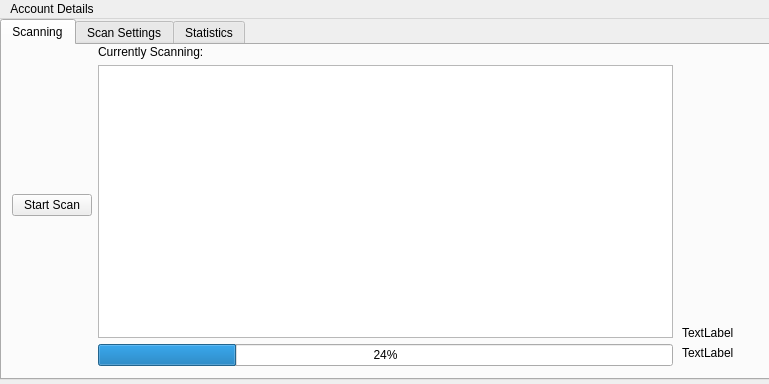
Before: the Qt Designer form mainwindow.ui in aleksandar-yordanov/aleksNEA_AV, drawn with Qt 5.
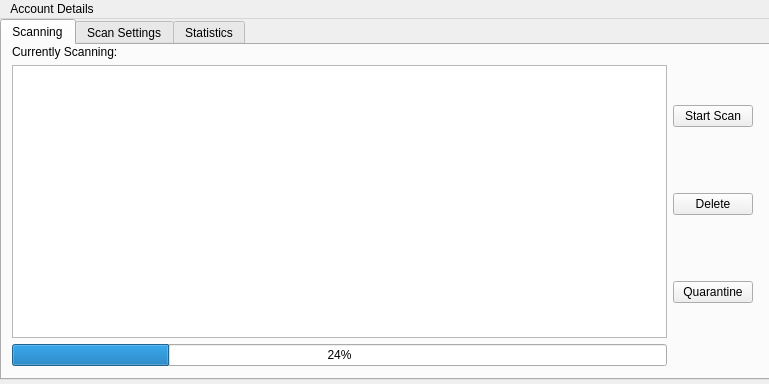
After: the same form once the commit is applied. The open tabs and pages were chosen to show the change. Custom widgets are drawn as their Qt base class.

The edit to the form file:
```diff
--- a/mainwindow.ui
+++ b/mainwindow.ui
@@ -42,49 +42,16 @@
      <attribute name="title">
       <string>Scanning</string>
      </attribute>
-     <widget class="QLabel" name="testUser">
-      <property name="geometry">
-       <rect>
-        <x>680</x>
-        <y>280</y>
-        <width>60</width>
-        <height>16</height>
-       </rect>
-      </property>
-      <property name="text">
-       <string>TextLabel</string>
-      </property>
-     </widget>
-     <widget class="QLabel" name="testPass">
-      <property name="geometry">
-       <rect>
-        <x>680</x>
-        <y>300</y>
-        <width>60</width>
-        <height>16</height>
-       </rect>
-      </property>
-      <property name="text">
-       <string>TextLabel</string>
-      </property>
-     </widget>
      <widget class="QWidget" name="horizontalLayoutWidget">
       <property name="geometry">
        <rect>
         <x>10</x>
         <y>0</y>
-        <width>661</width>
+        <width>741</width>
         <height>321</height>
        </rect>
       </property>
       <layout class="QHBoxLayout" name="horizontalLayout_2">
-       <item>
-        <widget class="QPushButton" name="gui_startScan">
-         <property name="text">
-          <string>Start Scan</string>
-         </property>
-        </widget>
-       </item>
        <item>
         <layout class="QVBoxLayout" name="verticalLayout_3">
          <item>
@@ -95,7 +62,7 @@
           </widget>
          </item>
          <item>
-          <widget class="QListWidget" name="gui_threatList"/>
+          <widget class="QTableView" name="gui_ThreatTable"/>
          </item>
          <item>
           <widget class="QProgressBar" name="gui_scanProgress">
@@ -106,6 +73,37 @@
          </item>
         </layout>
        </item>
+       <item>
+        <layout class="QVBoxLayout" name="verticalLayout_4">
+         <property name="sizeConstraint">
+          <enum>QLayout::SetDefaultConstraint</enum>
+         </property>
+         <property name="rightMargin">
+          <number>0</number>
+         </property>
+         <item>
+          <widget class="QPushButton" name="gui_startScan">
+           <property name="text">
+            <string>Start Scan</string>
+           </property>
+          </widget>
+         </item>
+         <item>
+          <widget class="QPushButton" name="gui_deleteThreat">
+           <property name="text">
+            <string>Delete</string>
+           </property>
+          </widget>
+         </item>
+         <item>
+          <widget class="QPushButton" name="gui_quarantineThreat">
+           <property name="text">
+            <string>Quarantine</string>
+           </property>
+          </widget>
+         </item>
+        </layout>
+       </item>
       </layout>
      </widget>
     </widget>
```
Left out of the diff: 28 changed lines with no effect on the pictures.
